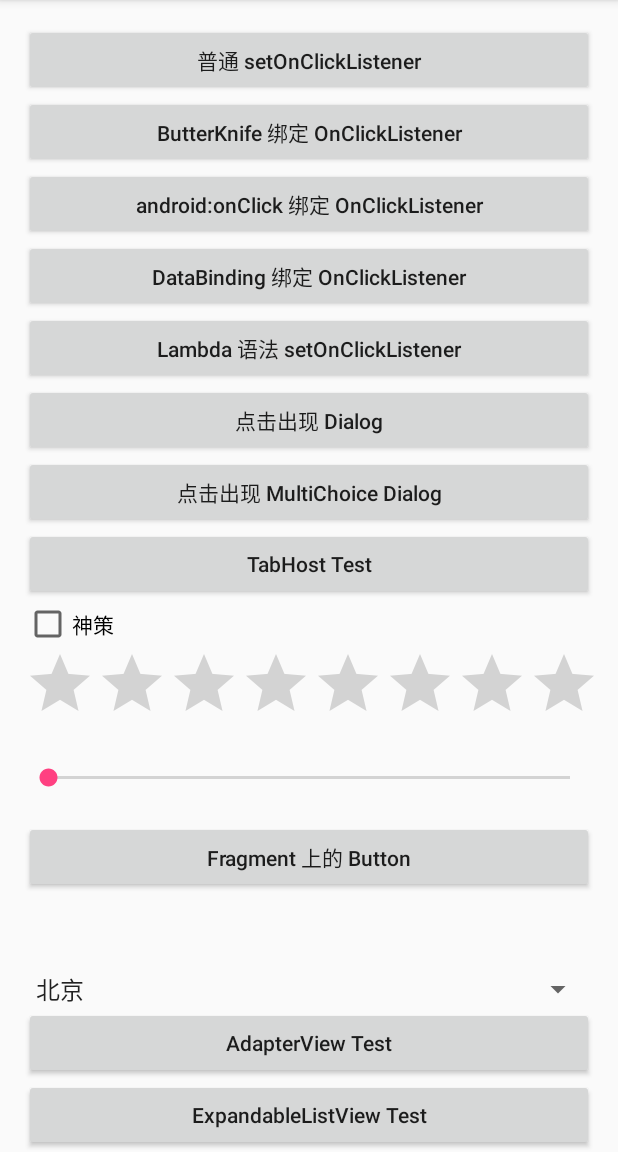
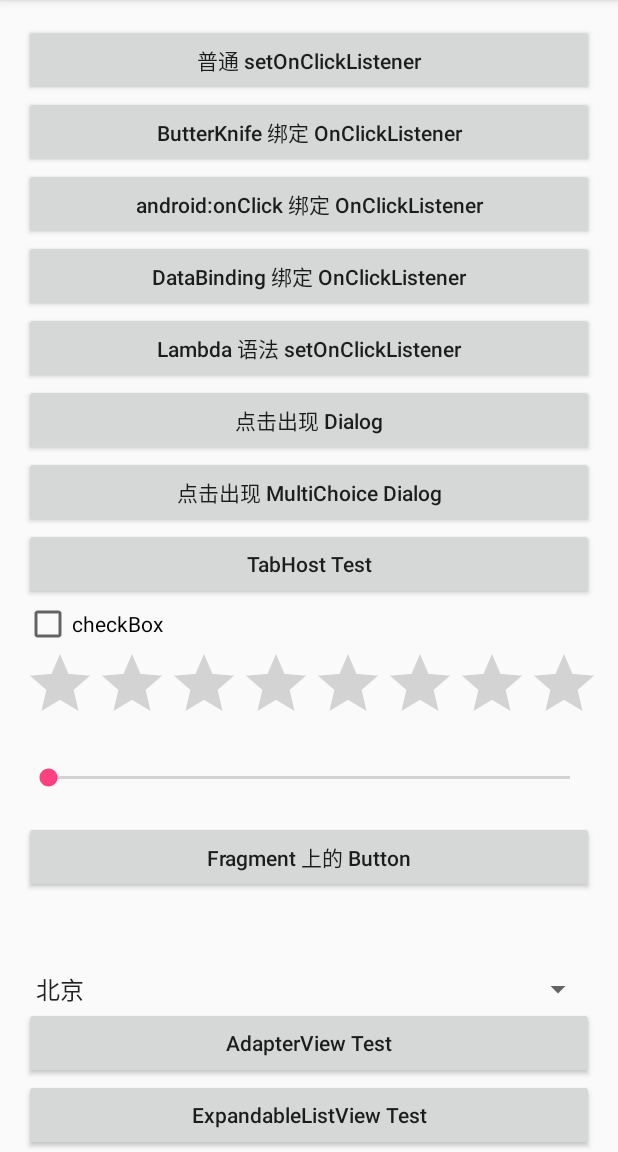
Before and after one commit to 1qu212/TrackAppClick, an Android app: the screen it shows after launch (MainActivity), on a phone screen of 412 x 824 dp, the part 84-1236 px from its top. Run offline under Robolectric (Android 15) with nearby library versions, the phone set to English and light mode, and no system bars; our stand-ins replace ButterKnife, data binding.

```diff
--- a/app/src/main/java/cn/xydzjnq/trackappclick/MainActivity.java
+++ b/app/src/main/java/cn/xydzjnq/trackappclick/MainActivity.java
@@ -238,9 +238,9 @@ public class MainActivity extends AppCompatActivity {
     private void showMultiChoiceDialog(Context context) {
         Dialog dialog;
         boolean[] selected = new boolean[]{true, true, true, true};
-        CharSequence[] items = {"北京", "上海", "深圳", "合肥"};
+        CharSequence[] items = { "上海", "南京", "杭州", "合肥"};
         AlertDialog.Builder builder = new AlertDialog.Builder(context);
-        builder.setTitle("神策数据在哪些城市有服务团队？");
+        builder.setTitle("长三角有哪些著名城市？");
         DialogInterface.OnMultiChoiceClickListener mutiListener =
                 new DialogInterface.OnMultiChoiceClickListener() {
 
--- a/app/src/main/res/layout/activity_main.xml
+++ b/app/src/main/res/layout/activity_main.xml
@@ -83,7 +83,7 @@
                 android:id="@+id/checkBox"
                 android:layout_width="wrap_content"
                 android:layout_height="wrap_content"
-                android:text="神策" />
+                android:text="checkBox" />
 
             <android.support.v7.widget.AppCompatRatingBar
                 android:id="@+id/ratingBar"
```
